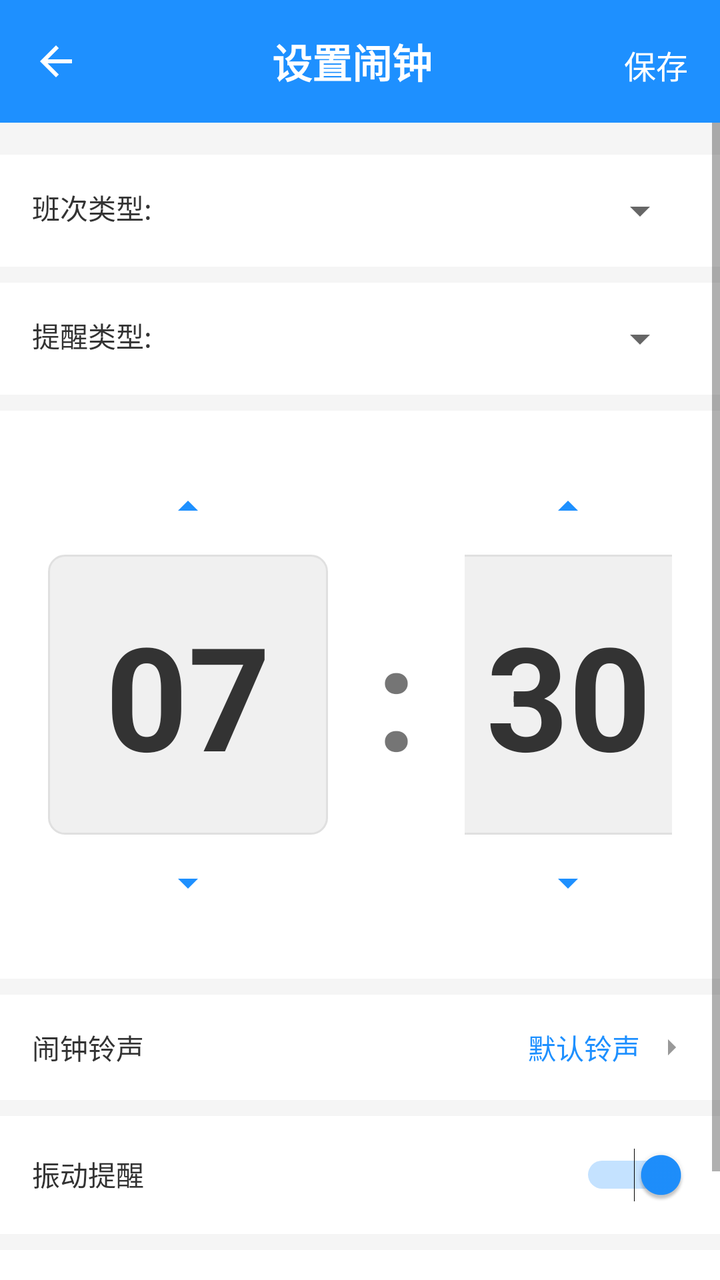
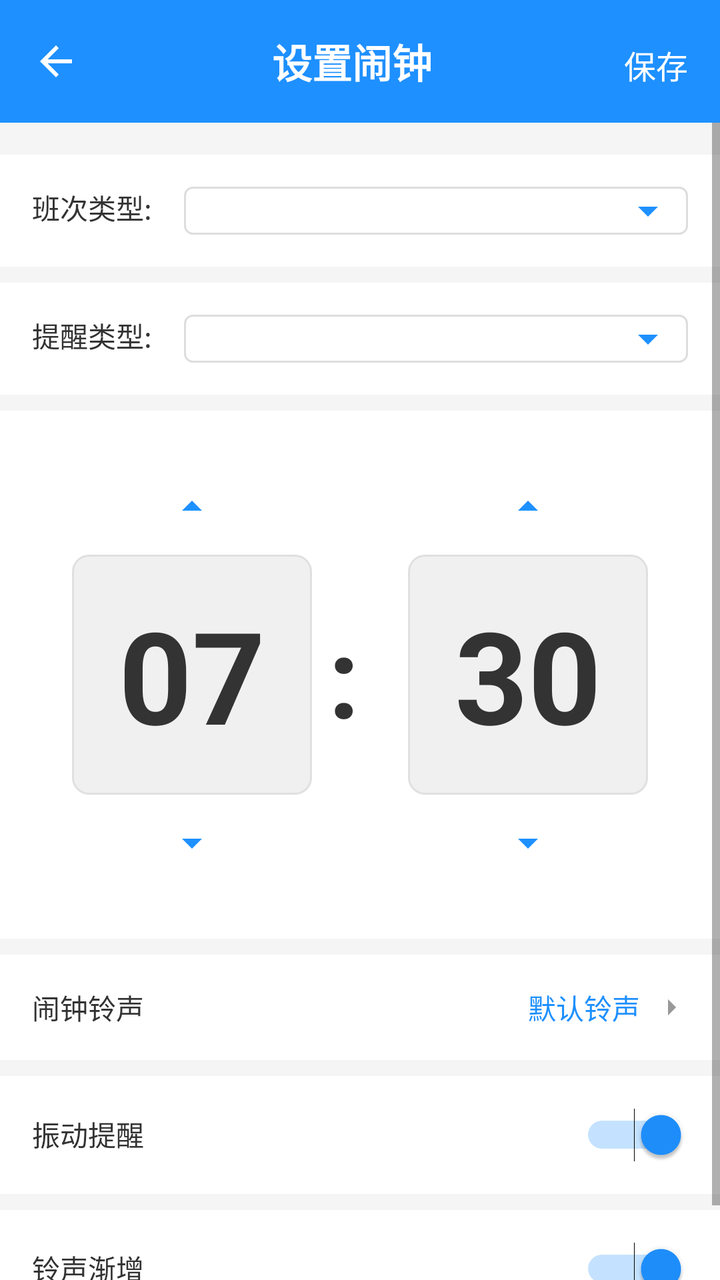

An Android layout rendered at two revisions. The XML below is the earlier revision; the diff shows what the commit changed to produce the second picture.
<!-- AndroidManifest.xml: application theme Theme.MyApplication -->
<!-- res/layout/activity_alarm_setting.xml -->
<?xml version="1.0" encoding="utf-8"?>
<LinearLayout xmlns:android="http://schemas.android.com/apk/res/android"
    android:layout_width="match_parent"
    android:layout_height="match_parent"
    android:orientation="vertical"
    android:background="#F5F5F5">

    <LinearLayout
        android:layout_width="match_parent"
        android:layout_height="wrap_content"
        android:background="#1E90FF"
        android:padding="16dp">

        <ImageView
            android:id="@+id/iv_back"
            android:layout_width="24dp"
            android:layout_height="24dp"
            android:layout_gravity="center_vertical"
            android:src="@drawable/ic_back" />

        <TextView
            android:layout_width="0dp"
            android:layout_height="wrap_content"
            android:layout_weight="1"
            android:gravity="center"
            android:text="设置闹钟"
            android:textColor="#FFFFFF"
            android:textSize="20sp"
            android:textStyle="bold" />

        <TextView
            android:id="@+id/tv_save"
            android:layout_width="wrap_content"
            android:layout_height="wrap_content"
            android:text="保存"
            android:textColor="#FFFFFF"
            android:textSize="16sp" />
    </LinearLayout>

    <ScrollView
        android:layout_width="match_parent"
        android:layout_height="0dp"
        android:layout_weight="1">

        <LinearLayout
            android:layout_width="match_parent"
            android:layout_height="wrap_content"
            android:orientation="vertical">

            <LinearLayout
                android:layout_width="match_parent"
                android:layout_height="wrap_content"
                android:background="#FFFFFF"
                android:layout_marginTop="16dp"
                android:padding="16dp"
                android:orientation="horizontal">

                <TextView
                    android:layout_width="wrap_content"
                    android:layout_height="wrap_content"
                    android:text="班次类型:"
                    android:textSize="14sp"
                    android:textColor="#333333" />

                <Spinner
                    android:id="@+id/sp_shift_type"
                    android:layout_width="0dp"
                    android:layout_height="wrap_content"
                    android:layout_weight="1"
                    android:layout_marginLeft="16dp" />
            </LinearLayout>

            <LinearLayout
                android:layout_width="match_parent"
                android:layout_height="wrap_content"
                android:background="#FFFFFF"
                android:layout_marginTop="8dp"
                android:padding="16dp"
                android:orientation="horizontal">

                <TextView
                    android:layout_width="wrap_content"
                    android:layout_height="wrap_content"
                    android:text="提醒类型:"
                    android:textSize="14sp"
                    android:textColor="#333333" />

                <Spinner
                    android:id="@+id/sp_reminder_type"
                    android:layout_width="0dp"
                    android:layout_height="wrap_content"
                    android:layout_weight="1"
                    android:layout_marginLeft="16dp" />
            </LinearLayout>

            <LinearLayout
                android:layout_width="match_parent"
                android:layout_height="wrap_content"
                android:background="#FFFFFF"
                android:layout_marginTop="8dp"
                android:padding="24dp"
                android:gravity="center">

                <LinearLayout
                    android:layout_width="wrap_content"
                    android:layout_height="wrap_content"
                    android:orientation="vertical"
                    android:gravity="center">

                    <ImageView
                        android:id="@+id/iv_hour_up"
                        android:layout_width="56dp"
                        android:layout_height="48dp"
                        android:padding="12dp"
                        android:src="@drawable/ic_arrow_up" />

                    <EditText
                        android:id="@+id/et_hour"
                        android:layout_width="140dp"
                        android:layout_height="140dp"
                        android:background="@drawable/bg_time_picker"
                        android:gravity="center"
                        android:text="07"
                        android:textSize="72sp"
                        android:textStyle="bold"
                        android:textColor="#333333"
                        android:inputType="number"
                        android:maxLength="2"
                        android:focusable="false"
                        android:focusableInTouchMode="false"
                        android:cursorVisible="false" />

                    <ImageView
                        android:id="@+id/iv_hour_down"
                        android:layout_width="56dp"
                        android:layout_height="48dp"
                        android:padding="12dp"
                        android:src="@drawable/ic_arrow_down" />
                </LinearLayout>

                <TextView
                    android:layout_width="wrap_content"
                    android:layout_height="wrap_content"
                    android:text=":"
                    android:textSize="72sp"
                    android:textStyle="bold"
                    android:layout_marginLeft="24dp"
                    android:layout_marginRight="24dp"
                    android:layout_gravity="center_vertical" />

                <LinearLayout
                    android:layout_width="wrap_content"
                    android:layout_height="wrap_content"
                    android:orientation="vertical"
                    android:gravity="center">

                    <ImageView
                        android:id="@+id/iv_minute_up"
                        android:layout_width="56dp"
                        android:layout_height="48dp"
                        android:padding="12dp"
                        android:src="@drawable/ic_arrow_up" />

                    <EditText
                        android:id="@+id/et_minute"
                        android:layout_width="140dp"
                        android:layout_height="140dp"
                        android:background="@drawable/bg_time_picker"
                        android:gravity="center"
                        android:text="30"
                        android:textSize="72sp"
                        android:textStyle="bold"
                        android:textColor="#333333"
                        android:inputType="number"
                        android:maxLength="2"
                        android:focusable="false"
                        android:focusableInTouchMode="false"
                        android:cursorVisible="false" />

                    <ImageView
                        android:id="@+id/iv_minute_down"
                        android:layout_width="56dp"
                        android:layout_height="48dp"
                        android:padding="12dp"
                        android:src="@drawable/ic_arrow_down" />
                </LinearLayout>
            </LinearLayout>

            <LinearLayout
                android:id="@+id/ll_ringtone"
                android:layout_width="match_parent"
                android:layout_height="wrap_content"
                android:background="#FFFFFF"
                android:layout_marginTop="8dp"
                android:padding="16dp"
                android:orientation="horizontal"
                android:clickable="true">

                <TextView
                    android:layout_width="0dp"
                    android:layout_height="wrap_content"
                    android:layout_weight="1"
                    android:text="闹钟铃声"
                    android:textSize="14sp"
                    android:textColor="#333333" />

                <LinearLayout
                    android:layout_width="wrap_content"
                    android:layout_height="wrap_content"
                    android:orientation="horizontal">

                    <TextView
                        android:id="@+id/tv_ringtone"
                        android:layout_width="wrap_content"
                        android:layout_height="wrap_content"
                        android:text="默认铃声"
                        android:textSize="14sp"
                        android:textColor="#1E90FF"
                        android:layout_marginRight="8dp" />

                    <ImageView
                        android:layout_width="16dp"
                        android:layout_height="16dp"
                        android:src="@drawable/ic_arrow_right"
                        android:layout_gravity="center_vertical" />

                </LinearLayout>
            </LinearLayout>

            <LinearLayout
                android:layout_width="match_parent"
                android:layout_height="wrap_content"
                android:background="#FFFFFF"
                android:layout_marginTop="8dp"
                android:padding="16dp"
                android:orientation="horizontal">

                <TextView
                    android:layout_width="0dp"
                    android:layout_height="wrap_content"
                    android:layout_weight="1"
                    android:text="振动提醒"
                    android:textSize="14sp"
                    android:textColor="#333333" />

                <Switch
                    android:id="@+id/switch_vibrate"
                    android:layout_width="wrap_content"
                    android:layout_height="wrap_content"
                    android:checked="true" />
            </LinearLayout>

            <LinearLayout
                android:layout_width="match_parent"
                android:layout_height="wrap_content"
                android:background="#FFFFFF"
                android:layout_marginTop="8dp"
                android:layout_marginBottom="16dp"
                android:padding="16dp"
                android:orientation="horizontal">

                <TextView
                    android:layout_width="0dp"
                    android:layout_height="wrap_content"
                    android:layout_weight="1"
                    android:text="铃声渐增"
                    android:textSize="14sp"
                    android:textColor="#333333" />

                <Switch
                    android:id="@+id/switch_fade"
                    android:layout_width="wrap_content"
                    android:layout_height="wrap_content"
                    android:checked="true" />
            </LinearLayout>
        </LinearLayout>
    </ScrollView>
</LinearLayout>
<!-- resources referenced by this layout -->
<resources>
  <!-- drawable bg_time_picker (drawable) -->
  <?xml version="1.0" encoding="utf-8"?>
  <shape xmlns:android="http://schemas.android.com/apk/res/android"
      android:shape="rectangle">
      <solid android:color="#F0F0F0" />
      <corners android:radius="8dp" />
      <stroke
          android:width="1dp"
          android:color="#E0E0E0" />
  </shape>
  <!-- drawable ic_arrow_down (drawable) -->
  <vector xmlns:android="http://schemas.android.com/apk/res/android"
      android:width="24dp"
      android:height="24dp"
      android:viewportWidth="24"
      android:viewportHeight="24">
      <path
          android:fillColor="#1E90FF"
          android:pathData="M7,10l5,5 5,-5z"/>
  </vector>
  <!-- drawable ic_arrow_right (drawable) -->
  <vector xmlns:android="http://schemas.android.com/apk/res/android"
      android:width="16dp"
      android:height="16dp"
      android:viewportWidth="24"
      android:viewportHeight="24">
      <path
          android:fillColor="#999999"
          android:pathData="M9 6l6 6-6 6V6z" />
  </vector>
  <!-- drawable ic_arrow_up (drawable) -->
  <vector xmlns:android="http://schemas.android.com/apk/res/android"
      android:width="24dp"
      android:height="24dp"
      android:viewportWidth="24"
      android:viewportHeight="24">
      <path
          android:fillColor="#1E90FF"
          android:pathData="M7,14l5,-5 5,5z"/>
  </vector>
  <!-- drawable ic_back (drawable) -->
  <vector xmlns:android="http://schemas.android.com/apk/res/android"
      android:width="24dp"
      android:height="24dp"
      android:viewportWidth="24"
      android:viewportHeight="24">
      <path
          android:fillColor="#FFFFFF"
          android:pathData="M20 11H7.83l5.59-5.59L12 4l-8 8 8 8 1.41-1.41L7.83 13H20v-2z"/>
  </vector>
  <style name="Theme.MyApplication" parent="Theme.MaterialComponents.DayNight.NoActionBar">
          <item name="colorPrimary">#1E90FF</item>
          <item name="colorPrimaryVariant">#1E90FF</item>
          <item name="colorOnPrimary">#FFFFFF</item>
          <item name="colorSecondary">#1E90FF</item>
          <item name="colorSecondaryVariant">#1E90FF</item>
          <item name="colorOnSecondary">#FFFFFF</item>
          <item name="android:statusBarColor">#1E90FF</item>
          <item name="android:windowBackground">#F5F5F5</item>
      </style>
</resources>

<!-- the commit's change to res/layout/activity_alarm_setting.xml (unified diff, before → after) -->
@@ -64,10 +64,12 @@
 
                 <Spinner
                     android:id="@+id/sp_shift_type"
-                    android:layout_width="0dp"
-                    android:layout_height="wrap_content"
-                    android:layout_weight="1"
-                    android:layout_marginLeft="16dp" />
+                    android:layout_width="wrap_content"
+                    android:layout_height="wrap_content"
+                    android:layout_weight="1"
+                    android:layout_marginLeft="16dp"
+                    android:background="@drawable/spinner_background"
+                    android:minWidth="150dp" />
             </LinearLayout>
 
             <LinearLayout
@@ -87,10 +89,12 @@
 
                 <Spinner
                     android:id="@+id/sp_reminder_type"
-                    android:layout_width="0dp"
-                    android:layout_height="wrap_content"
-                    android:layout_weight="1"
-                    android:layout_marginLeft="16dp" />
+                    android:layout_width="wrap_content"
+                    android:layout_height="wrap_content"
+                    android:layout_weight="1"
+                    android:layout_marginLeft="16dp"
+                    android:background="@drawable/spinner_background"
+                    android:minWidth="150dp" />
             </LinearLayout>
 
             <LinearLayout
@@ -116,19 +120,22 @@
 
                     <EditText
                         android:id="@+id/et_hour"
-                        android:layout_width="140dp"
-                        android:layout_height="140dp"
+                        android:layout_width="wrap_content"
+                        android:layout_height="wrap_content"
+                        android:minWidth="120dp"
+                        android:minHeight="120dp"
                         android:background="@drawable/bg_time_picker"
                         android:gravity="center"
                         android:text="07"
-                        android:textSize="72sp"
+                        android:textSize="64sp"
                         android:textStyle="bold"
                         android:textColor="#333333"
                         android:inputType="number"
                         android:maxLength="2"
                         android:focusable="false"
                         android:focusableInTouchMode="false"
-                        android:cursorVisible="false" />
+                        android:cursorVisible="false"
+                        android:padding="8dp" />
 
                     <ImageView
                         android:id="@+id/iv_hour_down"
@@ -142,11 +149,13 @@
                     android:layout_width="wrap_content"
                     android:layout_height="wrap_content"
                     android:text=":"
-                    android:textSize="72sp"
+                    android:textSize="56sp"
                     android:textStyle="bold"
-                    android:layout_marginLeft="24dp"
-                    android:layout_marginRight="24dp"
-                    android:layout_gravity="center_vertical" />
+                    android:textColor="#333333"
+                    android:layout_marginLeft="8dp"
+                    android:layout_marginRight="8dp"
+                    android:layout_gravity="center_vertical"
+                    android:minWidth="32dp" />
 
                 <LinearLayout
                     android:layout_width="wrap_content"
@@ -163,19 +172,22 @@
 
                     <EditText
                         android:id="@+id/et_minute"
-                        android:layout_width="140dp"
-                        android:layout_height="140dp"
+                        android:layout_width="wrap_content"
+                        android:layout_height="wrap_content"
+                        android:minWidth="120dp"
+                        android:minHeight="120dp"
                         android:background="@drawable/bg_time_picker"
                         android:gravity="center"
                         android:text="30"
-                        android:textSize="72sp"
+                        android:textSize="64sp"
                         android:textStyle="bold"
                         android:textColor="#333333"
                         android:inputType="number"
                         android:maxLength="2"
                         android:focusable="false"
                         android:focusableInTouchMode="false"
-                        android:cursorVisible="false" />
+                        android:cursorVisible="false"
+                        android:padding="8dp" />
 
                     <ImageView
                         android:id="@+id/iv_minute_down"
<!-- resource entries referenced after the edit -->
@@ -50,6 +50,22 @@
           android:fillColor="#FFFFFF"
           android:pathData="M20 11H7.83l5.59-5.59L12 4l-8 8 8 8 1.41-1.41L7.83 13H20v-2z"/>
   </vector>
+  <!-- drawable spinner_background (drawable) -->
+  <?xml version="1.0" encoding="utf-8"?>
+  <selector xmlns:android="http://schemas.android.com/apk/res/android">
+      <item>
+          <layer-list>
+              <item>
+                  <shape android:shape="rectangle">
+                      <solid android:color="#FFFFFF" />
+                      <corners android:radius="4dp" />
+                      <stroke android:width="1dp" android:color="#DDDDDD" />
+                  </shape>
+              </item>
+              <item android:drawable="@drawable/ic_arrow_down" android:gravity="right|center_vertical" android:right="8dp" />
+          </layer-list>
+      </item>
+  </selector>
   <style name="Theme.MyApplication" parent="Theme.MaterialComponents.DayNight.NoActionBar">
           <item name="colorPrimary">#1E90FF</item>
           <item name="colorPrimaryVariant">#1E90FF</item>
